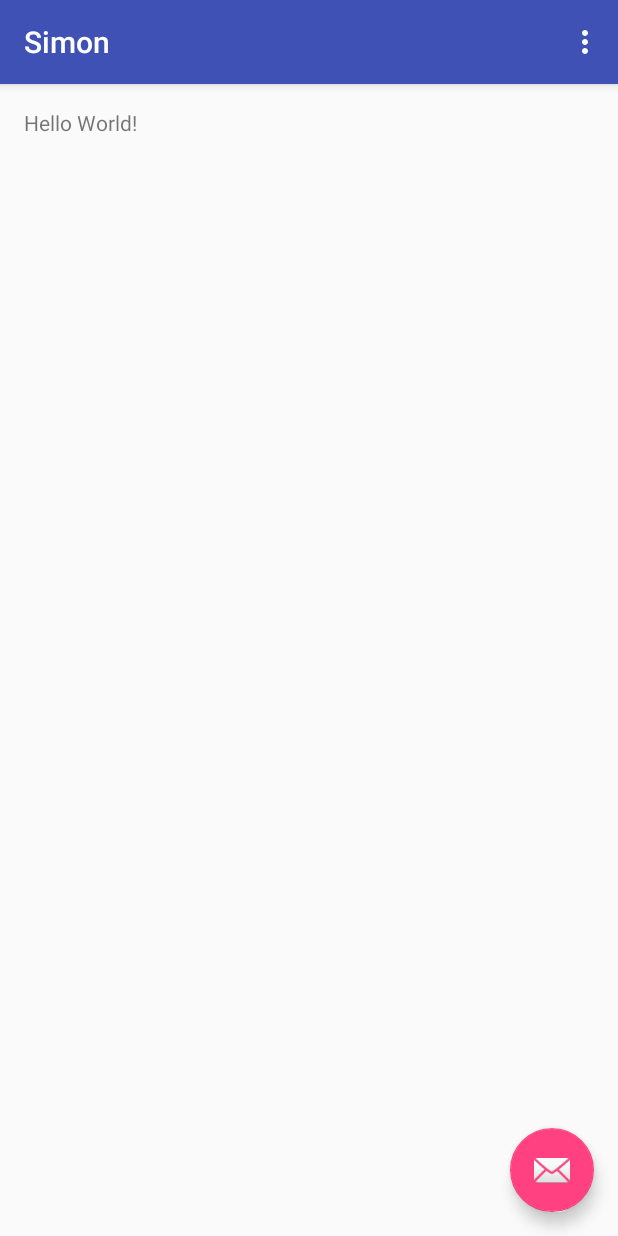
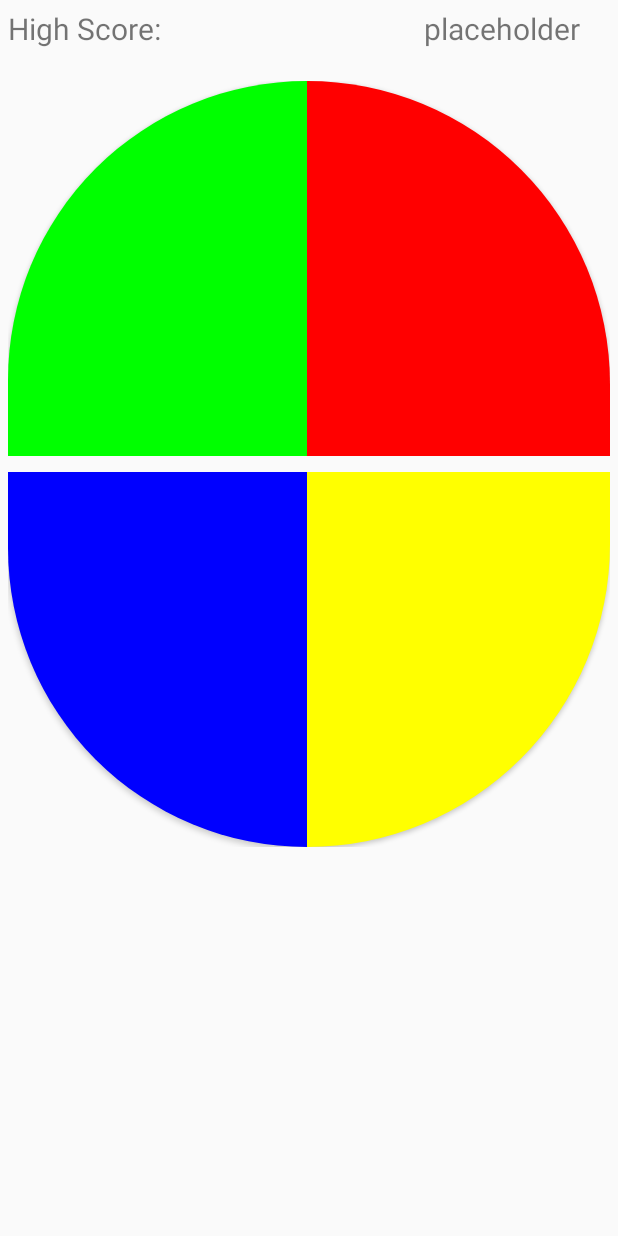
Before and after one commit to jtaylor74/4020_Assingment2, an Android app: the screen it shows after launch (MainActivity), on a phone screen of 412 x 824 dp. Run offline under Robolectric (Android 15) with nearby library versions, the phone set to English and light mode, and no system bars.

Commit message:
Basic layout for simon game. Needs some improvements

```diff
--- a/app/src/main/AndroidManifest.xml
+++ b/app/src/main/AndroidManifest.xml
@@ -1,17 +1,17 @@
 <?xml version="1.0" encoding="utf-8"?>
 <manifest xmlns:android="http://schemas.android.com/apk/res/android"
-    package="simon.android.com.simon" >
+    package="simon.android.com.simon">
 
     <application
         android:allowBackup="true"
         android:icon="@mipmap/ic_launcher"
         android:label="@string/app_name"
         android:supportsRtl="true"
-        android:theme="@style/AppTheme" >
+        android:theme="@style/AppTheme">
         <activity
             android:name=".MainActivity"
             android:label="@string/app_name"
-            android:theme="@style/AppTheme.NoActionBar" >
+            android:theme="@style/AppTheme.NoActionBar">
             <intent-filter>
                 <action android:name="android.intent.action.MAIN" />
 
--- a/app/src/main/java/simon/android/com/simon/MainActivity.java
+++ b/app/src/main/java/simon/android/com/simon/MainActivity.java
@@ -1,5 +1,7 @@
 package simon.android.com.simon;
 
+import android.app.ActionBar;
+import android.app.Activity;
 import android.os.Bundle;
 import android.support.design.widget.FloatingActionButton;
 import android.support.design.widget.Snackbar;
@@ -9,23 +11,14 @@ import android.view.View;
 import android.view.Menu;
 import android.view.MenuItem;
 
-public class MainActivity extends AppCompatActivity {
+public class MainActivity extends Activity {
 
     @Override
     protected void onCreate(Bundle savedInstanceState) {
         super.onCreate(savedInstanceState);
         setContentView(R.layout.activity_main);
-        Toolbar toolbar = (Toolbar) findViewById(R.id.toolbar);
-        setSupportActionBar(toolbar);
 
-       FloatingActionButton fab = (FloatingActionButton) findViewById(R.id.fab);
-        fab.setOnClickListener(new View.OnClickListener() {
-            @Override
-            public void onClick(View view) {
-                Snackbar.make(view, "Replace with your own action", Snackbar.LENGTH_LONG)
-                        .setAction("Action", null).show();
-            }
-        });
+
     }
 
     @Override
--- /dev/null
+++ b/app/src/main/res/drawable/blue_button.xml
@@ -0,0 +1,36 @@
+<?xml version="1.0" encoding="utf-8"?>
+
+<selector xmlns:android="http://schemas.android.com/apk/res/android">
+    <item android:state_pressed="true">
+        <shape>
+            <gradient
+                android:startColor="#000099"
+                android:endColor="#000099"
+                android:angle="270" />
+            <corners
+                android:radius="10dp" />
+            <corners
+                android:bottomLeftRadius="5000dp"
+                android:bottomRightRadius="0dp"
+                android:topRightRadius="0dp"
+                android:topLeftRadius="0dp"/>
+        </shape>
+    </item>
+
+    <item>
+        <shape>
+            <gradient
+                android:startColor="#0000ff"
+                android:endColor="#0000ff"
+                android:angle="270" />
+            <corners
+                android:radius="10dp" />
+            <corners
+                android:bottomLeftRadius="5000dp"
+                android:bottomRightRadius="0dp"
+                android:topRightRadius="0dp"
+                android:topLeftRadius="0dp"/>
+        </shape>
+    </item>
+
+</selector>
--- /dev/null
+++ b/app/src/main/res/drawable/green_button.xml
@@ -0,0 +1,36 @@
+<?xml version="1.0" encoding="utf-8"?>
+
+<selector xmlns:android="http://schemas.android.com/apk/res/android">
+    <item android:state_pressed="true">
+        <shape>
+            <gradient
+                android:startColor="#009900"
+                android:endColor="#009900"
+                android:angle="270" />
+            <corners
+                android:radius="10dp" />
+            <corners
+                android:bottomLeftRadius="0dp"
+                android:bottomRightRadius="0dp"
+                android:topRightRadius="0dp"
+                android:topLeftRadius="5000dp"/>
+        </shape>
+    </item>
+
+    <item>
+        <shape>
+            <gradient
+                android:startColor="#00ff00"
+                android:endColor="#00ff00"
+                android:angle="270" />
+            <corners
+                android:radius="10dp" />
+            <corners
+                android:bottomLeftRadius="0dp"
+                android:bottomRightRadius="0dp"
+                android:topRightRadius="0dp"
+                android:topLeftRadius="5000dp"/>
+        </shape>
+    </item>
+
+</selector>
--- /dev/null
+++ b/app/src/main/res/drawable/red_button.xml
@@ -0,0 +1,36 @@
+<?xml version="1.0" encoding="utf-8"?>
+
+<selector xmlns:android="http://schemas.android.com/apk/res/android">
+    <item android:state_pressed="true">
+        <shape>
+            <gradient
+                android:startColor="#990000"
+                android:endColor="#990000"
+                android:angle="270" />
+            <corners
+                android:radius="10dp" />
+            <corners
+                android:bottomLeftRadius="0dp"
+                android:bottomRightRadius="0dp"
+                android:topRightRadius="5000dp"
+                android:topLeftRadius="0dp"/>
+        </shape>
+    </item>
+
+    <item>
+        <shape>
+            <gradient
+                android:startColor="#ff0000"
+                android:endColor="#ff0000"
+                android:angle="270" />
+            <corners
+                android:radius="10dp" />
+            <corners
+                android:bottomLeftRadius="0dp"
+                android:bottomRightRadius="0dp"
+                android:topRightRadius="5000dp"
+                android:topLeftRadius="0dp"/>
+        </shape>
+    </item>
+
+</selector>
--- /dev/null
+++ b/app/src/main/res/drawable/yellow_button.xml
@@ -0,0 +1,36 @@
+<?xml version="1.0" encoding="utf-8"?>
+
+<selector xmlns:android="http://schemas.android.com/apk/res/android">
+    <item android:state_pressed="true">
+        <shape>
+            <gradient
+                android:startColor="#999900"
+                android:endColor="#999900"
+                android:angle="270" />
+            <corners
+                android:radius="10dp" />
+            <corners
+                android:bottomLeftRadius="0dp"
+                android:bottomRightRadius="5000dp"
+                android:topRightRadius="0dp"
+                android:topLeftRadius="0dp"/>
+        </shape>
+    </item>
+
+    <item>
+        <shape>
+            <gradient
+                android:startColor="#ffff00"
+                android:endColor="#ffff00"
+                android:angle="270" />
+            <corners
+                android:radius="10dp" />
+            <corners
+                android:bottomLeftRadius="0dp"
+                android:bottomRightRadius="5000dp"
+                android:topRightRadius="0dp"
+                android:topLeftRadius="0dp"/>
+        </shape>
+    </item>
+
+</selector>
--- a/app/src/main/res/layout/activity_main.xml
+++ b/app/src/main/res/layout/activity_main.xml
@@ -1,35 +1,79 @@
 <?xml version="1.0" encoding="utf-8"?>
-<android.support.design.widget.CoordinatorLayout
-    xmlns:android="http://schemas.android.com/apk/res/android"
-    xmlns:app="http://schemas.android.com/apk/res-auto"
-    xmlns:tools="http://schemas.android.com/tools"
-    android:layout_width="match_parent"
-    android:layout_height="match_parent"
-    android:fitsSystemWindows="true"
-    tools:context="simon.android.com.simon.MainActivity">
+<TableLayout xmlns:android="http://schemas.android.com/apk/res/android"
+    android:id="@+id/tableLayout1"
+    android:layout_width="fill_parent"
+    android:layout_height="fill_parent" >
 
-    <android.support.design.widget.AppBarLayout
+    <!-- High Score Text View -->
+    <TableRow
+        android:id="@+id/tableRow1"
+        android:layout_width="fill_parent"
         android:layout_height="wrap_content"
-        android:layout_width="match_parent"
-        android:theme="@style/AppTheme.AppBarOverlay">
+        android:padding="5dip" >
 
-        <android.support.v7.widget.Toolbar
-            android:id="@+id/toolbar"
-            android:layout_width="match_parent"
-            android:layout_height="?attr/actionBarSize"
-            android:background="?attr/colorPrimary"
-            app:popupTheme="@style/AppTheme.PopupOverlay" />
+        <TextView
+            android:id="@+id/tv_highScoreText"
+            android:text="@string/high_score"
+            android:textSize="20sp"
+            android:layout_weight="0.9"/>
 
-    </android.support.design.widget.AppBarLayout>
+        <TextView
+            android:id="@+id/tv_highScore"
+            android:text="placeholder"
+            android:textSize="20sp"
+            android:layout_weight="0.1"/>
 
-    <include layout="@layout/content_main"/>
+    </TableRow>
 
-    <android.support.design.widget.FloatingActionButton
-        android:id="@+id/fab"
-        android:layout_width="wrap_content"
+    <!-- Blank row to add space -->
+    <TableRow
+        android:id="@+id/tableRowSpacer"
+        android:layout_width="fill_parent"
         android:layout_height="wrap_content"
-        android:layout_gravity="bottom|end"
-        android:layout_margin="@dimen/fab_margin"
-        android:src="@android:drawable/ic_dialog_email" />
+        android:padding="5dip" >
 
-</android.support.design.widget.CoordinatorLayout>
+    </TableRow>
+
+    <!-- Green and red buttons -->
+    <TableRow
+        android:id="@+id/tableRow2"
+        android:layout_width="fill_parent"
+        android:layout_height="wrap_content"
+        android:padding="5dip">
+
+        <Button
+            android:id="@+id/btn_green"
+            android:background="@drawable/green_button"
+            android:layout_height="250dp"
+            android:layout_weight="0.4"/>
+
+        <Button
+            android:id="@+id/btn_red"
+            android:background="@drawable/red_button"
+            android:layout_height="250dp"
+            android:layout_weight="0.4"/>
+
+    </TableRow>
+
+    <!-- Blue and yellow buttons -->
+    <TableRow
+        android:id="@+id/tableRow3"
+        android:layout_width="fill_parent"
+        android:layout_height="wrap_content"
+        android:padding="5dip">
+
+        <Button
+            android:id="@+id/btn_blue"
+            android:background="@drawable/blue_button"
+            android:layout_height="250dp"
+            android:layout_weight="0.4"/>
+
+        <Button
+            android:id="@+id/btn_yellow"
+            android:background="@drawable/yellow_button"
+            android:layout_height="250dp"
+            android:layout_weight="0.4"/>
+
+    </TableRow>
+
+</TableLayout>
--- a/app/src/main/res/layout/content_main.xml
+++ b/app/src/main/res/layout/content_main.xml
@@ -1,20 +1,19 @@
 <?xml version="1.0" encoding="utf-8"?>
-<RelativeLayout
-    xmlns:android="http://schemas.android.com/apk/res/android"
+<RelativeLayout xmlns:android="http://schemas.android.com/apk/res/android"
+    xmlns:app="http://schemas.android.com/apk/res-auto"
     xmlns:tools="http://schemas.android.com/tools"
-    xmlns:app="http://schemas.android.com/apk/res-auto"
     android:layout_width="match_parent"
     android:layout_height="match_parent"
+    android:paddingBottom="@dimen/activity_vertical_margin"
     android:paddingLeft="@dimen/activity_horizontal_margin"
     android:paddingRight="@dimen/activity_horizontal_margin"
     android:paddingTop="@dimen/activity_vertical_margin"
-    android:paddingBottom="@dimen/activity_vertical_margin"
     app:layout_behavior="@string/appbar_scrolling_view_behavior"
-    tools:showIn="@layout/activity_main"
-    tools:context="simon.android.com.simon.MainActivity">
+    tools:context="simon.android.com.simon.MainActivity"
+    tools:showIn="@layout/activity_main">
 
     <TextView
-        android:text="Hello World!"
         android:layout_width="wrap_content"
-        android:layout_height="wrap_content" />
+        android:layout_height="wrap_content"
+        android:text="Hello World!" />
 </RelativeLayout>
--- a/app/src/main/res/menu/menu_main.xml
+++ b/app/src/main/res/menu/menu_main.xml
@@ -1,9 +1,10 @@
 <menu xmlns:android="http://schemas.android.com/apk/res/android"
     xmlns:app="http://schemas.android.com/apk/res-auto"
     xmlns:tools="http://schemas.android.com/tools"
-    tools:context="simon.android.com.simon.MainActivity" >
-    <item android:id="@+id/action_settings"
+    tools:context="simon.android.com.simon.MainActivity">
+    <item
+        android:id="@+id/action_settings"
+        android:orderInCategory="100"
         android:title="@string/action_settings"
-        android:orderInCategory="100"
         app:showAsAction="never" />
 </menu>
--- a/app/src/main/res/values-v21/styles.xml
+++ b/app/src/main/res/values-v21/styles.xml
@@ -1,4 +1,5 @@
 <resources>>
+
     <style name="AppTheme.NoActionBar">
         <item name="windowActionBar">false</item>
         <item name="windowNoTitle">true</item>
--- a/app/src/main/res/values/strings.xml
+++ b/app/src/main/res/values/strings.xml
@@ -1,4 +1,6 @@
 <resources>
     <string name="app_name">Simon</string>
     <string name="action_settings">Settings</string>
+    <string name="high_score">High Score:</string>
+    <string name="blank"> </string>
 </resources>
--- a/app/src/main/res/values/styles.xml
+++ b/app/src/main/res/values/styles.xml
@@ -7,11 +7,14 @@
         <item name="colorPrimaryDark">@color/colorPrimaryDark</item>
         <item name="colorAccent">@color/colorAccent</item>
     </style>
+
     <style name="AppTheme.NoActionBar">
         <item name="windowActionBar">false</item>
         <item name="windowNoTitle">true</item>
     </style>
+
     <style name="AppTheme.AppBarOverlay" parent="ThemeOverlay.AppCompat.Dark.ActionBar" />
+
     <style name="AppTheme.PopupOverlay" parent="ThemeOverlay.AppCompat.Light" />
 
 </resources>
```
Lines whose indentation alone changed are shown as unchanged.
